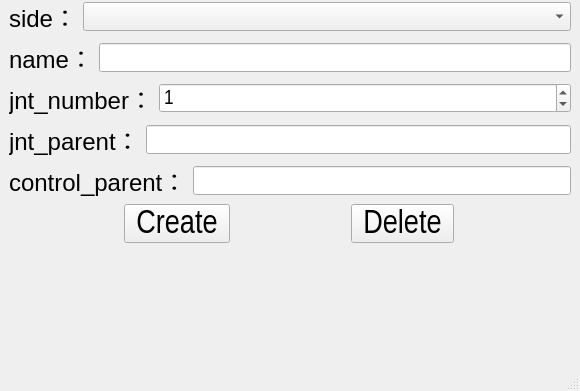
The window that bind/ui/widget/base_ui.ui (MuZiMuZi/muziToolset) describes before a commit, drawn with Qt 5; both pictures show x 0 to 580 and y 168 to 559 of the 580 by 559 pixel window.
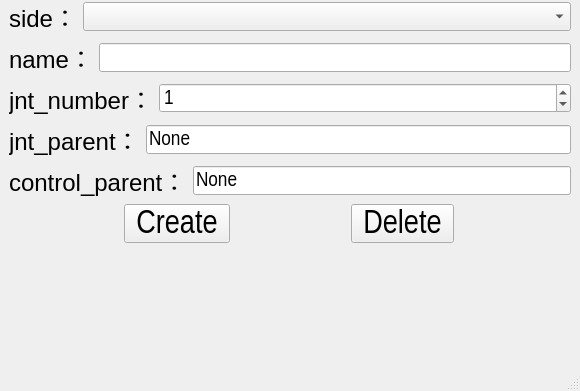
The same window after the commit.

Commit message: 优化base_ui和chain_ui的界面设置和属性设置

What changed in the file:
```diff
--- a/bind/ui/widget/base_ui.ui
+++ b/bind/ui/widget/base_ui.ui
@@ -232,6 +232,9 @@
             <pointsize>16</pointsize>
            </font>
           </property>
+          <property name="text">
+           <string>None</string>
+          </property>
          </widget>
         </item>
        </layout>
@@ -273,6 +276,9 @@
             <pointsize>16</pointsize>
            </font>
           </property>
+          <property name="text">
+           <string>None</string>
+          </property>
          </widget>
         </item>
        </layout>
```
The commit also changes 4 other files.
